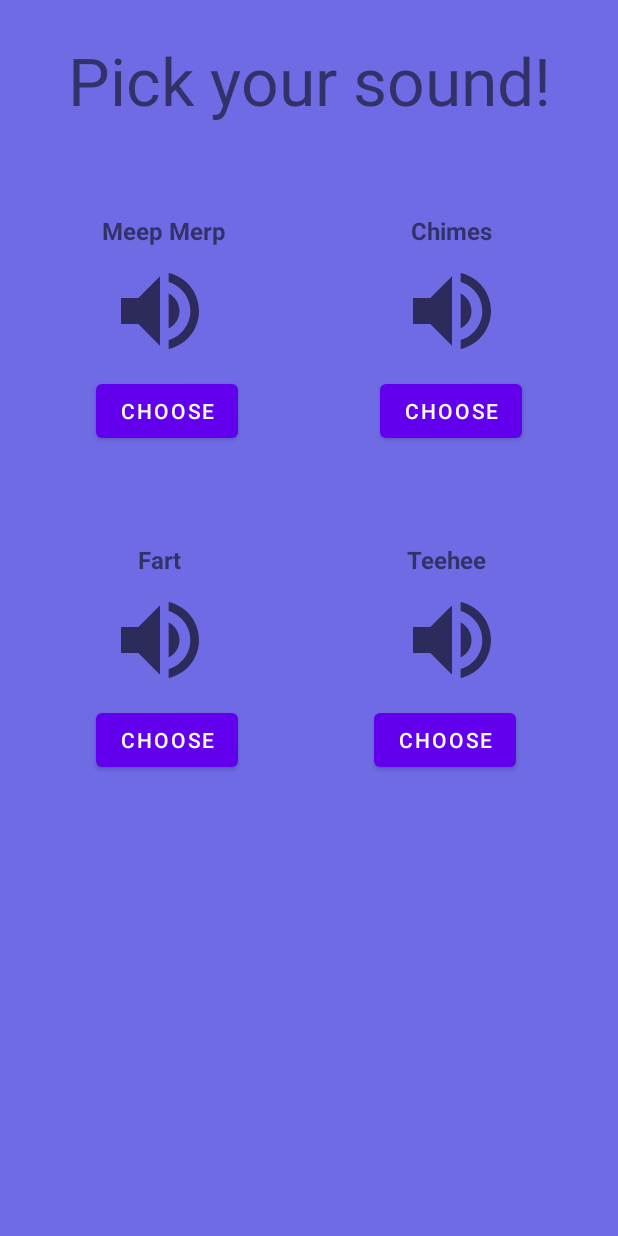
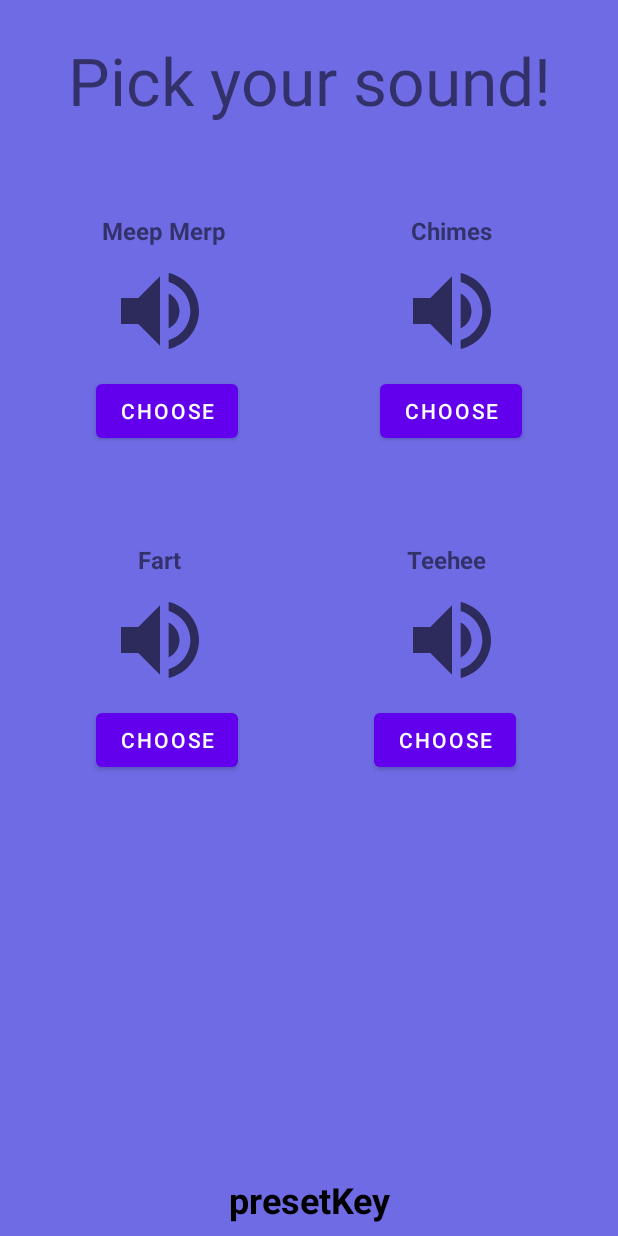
Before and after one commit to rpezzuti/KotlinButton, an Android app: the layout fragment_sound.xml on its own in the app's theme, with its tools: preview values and no code run, on a phone screen of 412 x 824 dp. Run offline under Robolectric (Android 15) with nearby library versions, the phone set to English and light mode, and no system bars.

Commit message:
finished preset creation

```diff
--- a/app/src/main/java/rhett/pezzuti/kotlinbutton/home/HomeFragment.kt
+++ b/app/src/main/java/rhett/pezzuti/kotlinbutton/home/HomeFragment.kt
@@ -26,11 +26,7 @@ class HomeFragment : Fragment() {
 
     /**
      *                             TODO BLOCK
-     * - I'd be awesome to have each variable of the preset (teXt, sound, and picture) be saved immediately
-     *   after navigating away from the fragment. Could initialize the new preset when the make preset
-     *   button is called, and then update the preset as the user navigates through the fragments.
-     *
-     * - Create the RecyclerView to hold past presets in the database, for the lols.
+     * - Continue working on the recycler view & database.
      *
      * - Create a View object that displays the current preset, and make it clear to the user
      *   that it is the current preset and not part of the past presets in the RecyclerView.
--- a/app/src/main/java/rhett/pezzuti/kotlinbutton/home/HomeViewModel.kt
+++ b/app/src/main/java/rhett/pezzuti/kotlinbutton/home/HomeViewModel.kt
@@ -50,7 +50,7 @@ class HomeViewModel(
     init {
         Timber.i("Init block started")
         Timber.i("initializePreset() finished")
-        sampleData()
+        //sampleData()
         _navigateToSetText.value = false
         _navigateToButton.value = false
         _showSnackBarEvent.value = false
--- a/app/src/main/java/rhett/pezzuti/kotlinbutton/picture/PictureFragment.kt
+++ b/app/src/main/java/rhett/pezzuti/kotlinbutton/picture/PictureFragment.kt
@@ -43,7 +43,7 @@ class PictureFragment : Fragment() {
 
         pictureViewModel.eventNagivateForward.observe(viewLifecycleOwner, {event ->
             if (event == true){
-                findNavController().navigate(PictureFragmentDirections.actionPictureFragmentToSoundFragment(0L))
+                findNavController().navigate(PictureFragmentDirections.actionPictureFragmentToSoundFragment(arguments.presetId))
                 pictureViewModel.onDoneNavigating()
             }
         })
--- a/app/src/main/res/layout/fragment_sound.xml
+++ b/app/src/main/res/layout/fragment_sound.xml
@@ -26,17 +26,30 @@
             app:layout_constraintStart_toStartOf="parent"
             app:layout_constraintTop_toTopOf="parent" />
 
+        <TextView
+            android:id="@+id/text_meep"
+            android:layout_width="wrap_content"
+            android:layout_height="wrap_content"
+            android:layout_marginStart="68dp"
+            android:layout_marginLeft="68dp"
+            android:layout_marginTop="60dp"
+            android:text="@string/text_meep_merp"
+            android:textSize="16sp"
+            android:textStyle="bold"
+            app:layout_constraintStart_toStartOf="parent"
+            app:layout_constraintTop_toBottomOf="@+id/text_sound" />
+
         <ImageView
-            android:id="@+id/sound_fart"
+            android:id="@+id/sound_meep"
             android:layout_width="69dp"
             android:layout_height="69dp"
             android:layout_marginStart="72dp"
             android:layout_marginLeft="72dp"
             android:layout_marginTop="8dp"
-            android:onClick="@{() -> soundViewModelXML.setSound(3)}"
+            android:onClick="@{() -> soundViewModelXML.playSound(1)}"
             android:src="@drawable/ic_baseline_volume_up_24"
             app:layout_constraintStart_toStartOf="parent"
-            app:layout_constraintTop_toBottomOf="@+id/text_fart" />
+            app:layout_constraintTop_toBottomOf="@+id/text_meep" />
 
         <Button
             android:id="@+id/btn_meep"
@@ -46,9 +59,46 @@
             android:layout_marginLeft="64dp"
             android:layout_marginTop="8dp"
             android:text="@string/btn_choose"
-            android:onClick="@{() -> soundViewModelXML.goHome()}"
+            android:onClick="@{() -> soundViewModelXML.selectSound(1)}"
             app:layout_constraintStart_toStartOf="parent"
             app:layout_constraintTop_toBottomOf="@+id/sound_meep" />
+
+        <TextView
+            android:id="@+id/text_chimes"
+            android:layout_width="wrap_content"
+            android:layout_height="wrap_content"
+            android:layout_marginTop="60dp"
+            android:layout_marginEnd="84dp"
+            android:layout_marginRight="84dp"
+            android:text="@string/text_chimes"
+            android:textSize="16sp"
+            android:textStyle="bold"
+            app:layout_constraintEnd_toEndOf="parent"
+            app:layout_constraintTop_toBottomOf="@+id/text_sound" />
+
+        <ImageView
+            android:id="@+id/sound_chimes"
+            android:layout_width="69dp"
+            android:layout_height="69dp"
+            android:layout_marginTop="8dp"
+            android:layout_marginEnd="76dp"
+            android:layout_marginRight="76dp"
+            android:onClick="@{() -> soundViewModelXML.playSound(2)}"
+            android:src="@drawable/ic_baseline_volume_up_24"
+            app:layout_constraintEnd_toEndOf="parent"
+            app:layout_constraintTop_toBottomOf="@+id/text_chimes" />
+
+        <Button
+            android:id="@+id/btn_chimes"
+            android:layout_width="wrap_content"
+            android:layout_height="wrap_content"
+            android:layout_marginTop="8dp"
+            android:layout_marginEnd="64dp"
+            android:layout_marginRight="64dp"
+            android:onClick="@{() -> soundViewModelXML.selectSound(2)}"
+            android:text="@string/btn_choose"
+            app:layout_constraintEnd_toEndOf="parent"
+            app:layout_constraintTop_toBottomOf="@+id/sound_chimes" />
 
         <TextView
             android:id="@+id/text_fart"
@@ -64,29 +114,17 @@
             app:layout_constraintTop_toBottomOf="@+id/btn_meep" />
 
         <ImageView
-            android:id="@+id/sound_meep"
+            android:id="@+id/sound_fart"
             android:layout_width="69dp"
             android:layout_height="69dp"
             android:layout_marginStart="72dp"
             android:layout_marginLeft="72dp"
             android:layout_marginTop="8dp"
-            android:onClick="@{() -> soundViewModelXML.setSound(1)}"
+            android:onClick="@{() -> soundViewModelXML.playSound(3)}"
             android:src="@drawable/ic_baseline_volume_up_24"
             app:layout_constraintStart_toStartOf="parent"
-            app:layout_constraintTop_toBottomOf="@+id/text_meep" />
+            app:layout_constraintTop_toBottomOf="@+id/text_fart" />
 
-        <TextView
-            android:id="@+id/text_meep"
-            android:layout_width="wrap_content"
-            android:layout_height="wrap_content"
-            android:layout_marginStart="68dp"
-            android:layout_marginLeft="68dp"
-            android:layout_marginTop="60dp"
-            android:text="@string/text_meep_merp"
-            android:textSize="16sp"
-            android:textStyle="bold"
-            app:layout_constraintStart_toStartOf="parent"
-            app:layout_constraintTop_toBottomOf="@+id/text_sound" />
 
         <Button
             android:id="@+id/btn_fart"
@@ -95,47 +133,11 @@
             android:layout_marginStart="64dp"
             android:layout_marginLeft="64dp"
             android:layout_marginTop="8dp"
-            android:onClick="@{() -> soundViewModelXML.goHome()}"
+            android:onClick="@{() -> soundViewModelXML.selectSound(3)}"
             android:text="@string/btn_choose"
             app:layout_constraintStart_toStartOf="parent"
             app:layout_constraintTop_toBottomOf="@+id/sound_fart" />
 
-        <Button
-            android:id="@+id/btn_chimes"
-            android:layout_width="wrap_content"
-            android:layout_height="wrap_content"
-            android:layout_marginTop="8dp"
-            android:layout_marginEnd="64dp"
-            android:layout_marginRight="64dp"
-            android:onClick="@{() -> soundViewModelXML.goHome()}"
-            android:text="@string/btn_choose"
-            app:layout_constraintEnd_toEndOf="parent"
-            app:layout_constraintTop_toBottomOf="@+id/sound_chimes" />
-
-        <ImageView
-            android:id="@+id/sound_chimes"
-            android:layout_width="69dp"
-            android:layout_height="69dp"
-            android:layout_marginTop="8dp"
-            android:layout_marginEnd="76dp"
-            android:layout_marginRight="76dp"
-            android:onClick="@{() -> soundViewModelXML.setSound(2)}"
-            android:src="@drawable/ic_baseline_volume_up_24"
-            app:layout_constraintEnd_toEndOf="parent"
-            app:layout_constraintTop_toBottomOf="@+id/text_chimes" />
-
-        <TextView
-            android:id="@+id/text_chimes"
-            android:layout_width="wrap_content"
-            android:layout_height="wrap_content"
-            android:layout_marginTop="60dp"
-            android:layout_marginEnd="84dp"
-            android:layout_marginRight="84dp"
-            android:text="@string/text_chimes"
-            android:textSize="16sp"
-            android:textStyle="bold"
-            app:layout_constraintEnd_toEndOf="parent"
-            app:layout_constraintTop_toBottomOf="@+id/text_sound" />
 
         <TextView
             android:id="@+id/text_teehee"
@@ -157,7 +159,7 @@
             android:layout_marginTop="8dp"
             android:layout_marginEnd="76dp"
             android:layout_marginRight="76dp"
-            android:onClick="@{() -> soundViewModelXML.setSound(4)}"
+            android:onClick="@{() -> soundViewModelXML.playSound(4)}"
             android:src="@drawable/ic_baseline_volume_up_24"
             app:layout_constraintEnd_toEndOf="parent"
             app:layout_constraintTop_toBottomOf="@+id/text_teehee" />
@@ -168,11 +170,23 @@
             android:layout_height="wrap_content"
             android:layout_marginTop="8dp"
             android:layout_marginEnd="68dp"
-            android:onClick="@{() -> soundViewModelXML.goHome()}"
+            android:onClick="@{() -> soundViewModelXML.selectSound(4)}"
             android:layout_marginRight="68dp"
             android:text="@string/btn_choose"
             app:layout_constraintEnd_toEndOf="parent"
             app:layout_constraintTop_toBottomOf="@+id/sound_teehee" />
 
+        <TextView
+            android:id="@+id/text_preset_key"
+            android:layout_width="wrap_content"
+            android:layout_height="wrap_content"
+            tools:text="presetKey"
+            style="@style/text_intro_style"
+            android:textColor="@color/black"
+            android:layout_margin="@dimen/margin_small"
+            app:layout_constraintBottom_toBottomOf="parent"
+            app:layout_constraintEnd_toEndOf="parent"
+            app:layout_constraintStart_toStartOf="parent" />
+
     </androidx.constraintlayout.widget.ConstraintLayout>
 </layout>
```
Also changed, not shown: app/src/main/java/rhett/pezzuti/kotlinbutton/picture/PictureViewModel.kt (+24 -10 lines), app/src/main/java/rhett/pezzuti/kotlinbutton/sound/SoundFragment.kt (+12 -1 lines), app/src/main/java/rhett/pezzuti/kotlinbutton/sound/SoundViewModel.kt (+32 -4 lines), app/src/main/java/rhett/pezzuti/kotlinbutton/sound/SoundViewModelFactory.kt (+6 -2 lines), app/src/main/java/rhett/pezzuti/kotlinbutton/text/TextFragment.kt (+16 -12 lines), app/src/main/java/rhett/pezzuti/kotlinbutton/text/TextViewModel.kt (+17 -10 lines).
